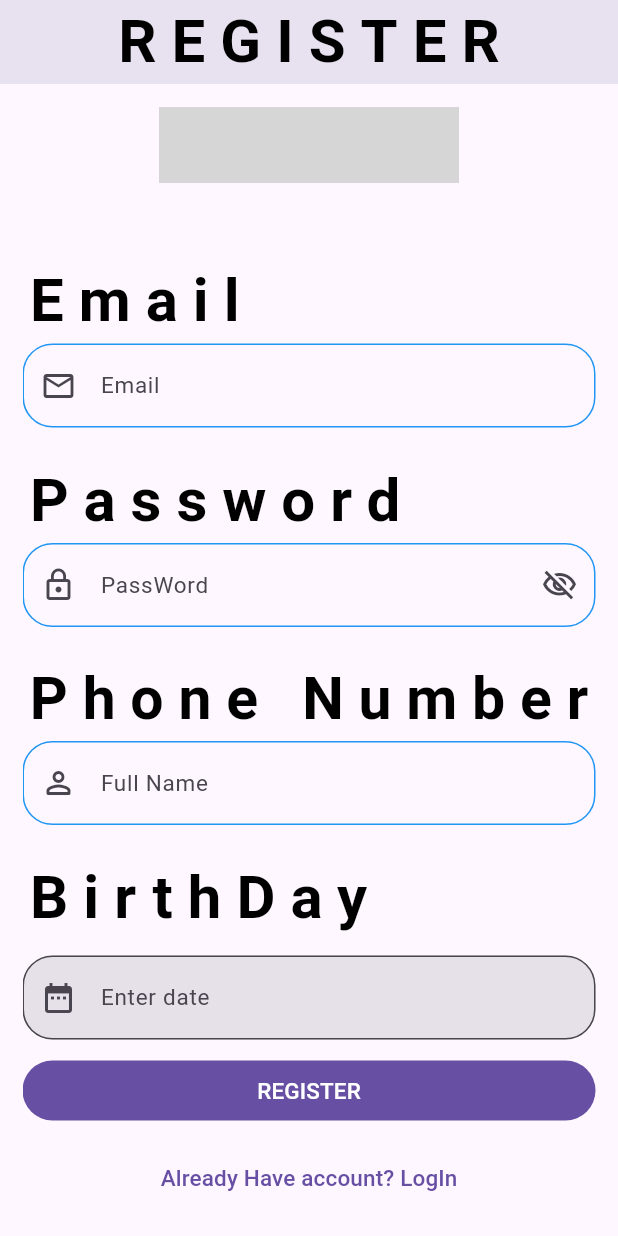
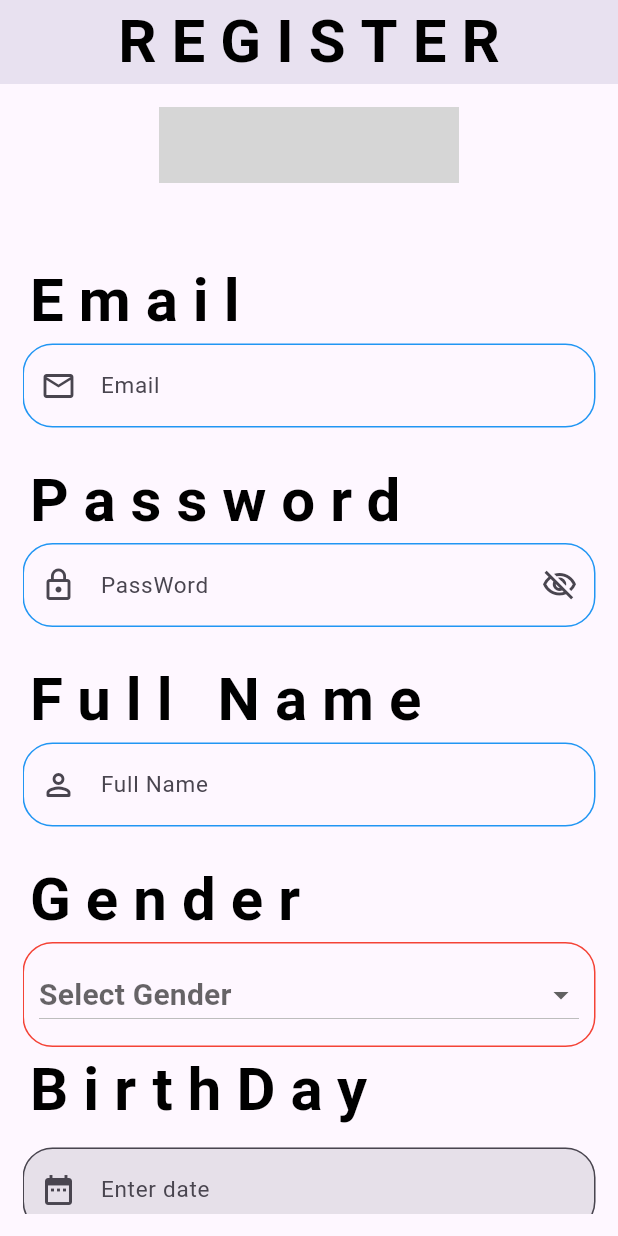
Before and after one commit to FadiAlhawary/EasyShop, a Flutter app: the screen it shows after launch, scrolled down 199 dp, on a phone screen of 412 x 824 dp. Run offline on Flutter 3.47's test engine with Material 3 defaults, Android fonts, the phone set to English and light mode, and no system bars; our stand-ins replace cloud_firestore, firebase_auth, firebase_core, firebase_storage, image_picker, lottie; accounts and stored records are empty; project files that could hold a hidden picture were left out; grey boxes are pictures that could not be loaded.

Commit message:
Fixed register added files to work on

```diff
--- a/lib/pages/Registration.dart
+++ b/lib/pages/Registration.dart
@@ -18,12 +18,15 @@ String formatTimestamp(Timestamp timestamp) {
   return DateFormat('dd/MM/yyyy').format(date); // Format as "day/month/year"
 }
 String? errorMessage;
+
 class _RegisterState extends State<Register> {
   //----------------------------------------Controllers----------------------------------------
   final emailController=TextEditingController();
   final passwordController=TextEditingController();
  // PhoneNumber number =
   final dateController=TextEditingController();
+  String? selectedGender;
+  final nameController=TextEditingController();
   //----------------------------------------Date picker----------------------------------------
   Future<void> _setDate() async {
     DateTime? picked = await showDatePicker(
@@ -40,6 +43,26 @@ class _RegisterState extends State<Register> {
 
   bool isLoading=false;
   double heightBetweenWidgets=10;
+//----------------------------------------Name Validation----------------------------------------
+
+  String? nameMessageError;
+  bool nameFlag=false;
+  String? nameValidation(String value){
+    if(value.isEmpty) {
+      setState(() {
+        nameFlag=true;
+      });
+      return 'Name is empty';
+    }
+    nameFlag=false;
+    return null;
+  }
+  //----------------------------------------Gender Validation----------------------------------------
+   bool genderValidation(){
+      if(selectedGender==null)
+           return true;
+      return false;
+   }
   //----------------------------------------Email Validation----------------------------------------
 
   String? emailErrorMessage;
@@ -103,7 +126,10 @@ class _RegisterState extends State<Register> {
         isLoading=true;
         errorMessage=null;
       });
-      if(emailValidation(emailController.text.trim()) != null || passwordValidation(passwordController.text.trim()) != null  ){
+      if(nameValidation(nameController.text.trim()) != null ||
+          emailValidation(emailController.text.trim()) != null ||
+          passwordValidation(passwordController.text.trim()) != null ||
+           genderValidation()){
         setState(() {
           isLoading=false;
 
@@ -211,32 +237,64 @@ class _RegisterState extends State<Register> {
               ),
               SizedBox(height: heightBetweenWidgets,),
 
-              FittedBox(child: Text('Phone Number', style: KStyle.headerTextStyle)),
+
               //----------------------------------------Full Name----------------------------------------
+
               Column(
                 crossAxisAlignment: CrossAxisAlignment.start,
                 children: [
+                  FittedBox(child: Text('Full Name', style: KStyle.headerTextStyle)),
                   TextFieldCostume(
                     hint: 'Full Name',
 
                     preIcon: Icon(Icons.perm_identity_rounded),
-                    valueController: emailController, validationFunction: emailValidation,
+                    valueController: nameController, validationFunction: nameValidation,
                     onErrorChange: (value){
                       setState(() {
-                        emailErrorMessage=value;
+                        nameMessageError=value;
                       });
-                    }, errorFlag: emailFlag,
+                    }, errorFlag: nameFlag,
                   ),
                   SizedBox(height: heightBetweenWidgets,),
 
-                  if(emailErrorMessage!=null)
-                    Text(emailErrorMessage!,style: KStyle.errorMessageTextStyle,),
+                  if(nameMessageError!=null)
+                    Text(nameMessageError!,style: KStyle.errorMessageTextStyle,),
 
                 ],
               ),
               SizedBox(height: heightBetweenWidgets),
               //----------------------------------------Gender Selection----------------------------------------
+              Column(
+                    crossAxisAlignment: CrossAxisAlignment.start,
+                children: [
+                  FittedBox(child: Text('Gender', style: KStyle.headerTextStyle)),
 
+
+                     Container(
+                       padding: EdgeInsets.all(10),
+                        decoration: BoxDecoration(
+                       border: Border.all(color:genderValidation()? Colors.red : Colors.blue,width: 1),
+                          borderRadius: BorderRadius.circular(20)
+                        ),
+                       child: DropdownButton(
+                         borderRadius: BorderRadius.circular(20),
+                         isExpanded: true,
+                          hint: Text('Select Gender',style: KStyle.titleTextStyle,),
+                          value: selectedGender,
+                          items: ['Male' , 'Female'].map((String gender) {
+                              return DropdownMenuItem(
+
+                                value: gender,child: Text(gender),);
+                        }).toList(),
+                          onChanged: (value) {
+                          setState(() {
+                            selectedGender=value;
+                          });
+                        },),
+                     ),
+
+                ],
+              ),
 
 
               //----------------------------------------Date Picker----------------------------------------
```
Also changed, not shown: lib/pages/Cart.dart (added, +15 -0 lines), lib/pages/Category.dart (added, +15 -0 lines), lib/pages/Dashboard.dart (added, +15 -0 lines), lib/pages/Home.dart (+58 -3 lines), lib/pages/Order.dart (added, +15 -0 lines), lib/pages/ProductView.dart (added, +15 -0 lines), lib/pages/Products.dart (added, +16 -0 lines), lib/pages/Profile.dart (+0 -8 lines), lib/pages/WishList.dart (added, +15 -0 lines).
